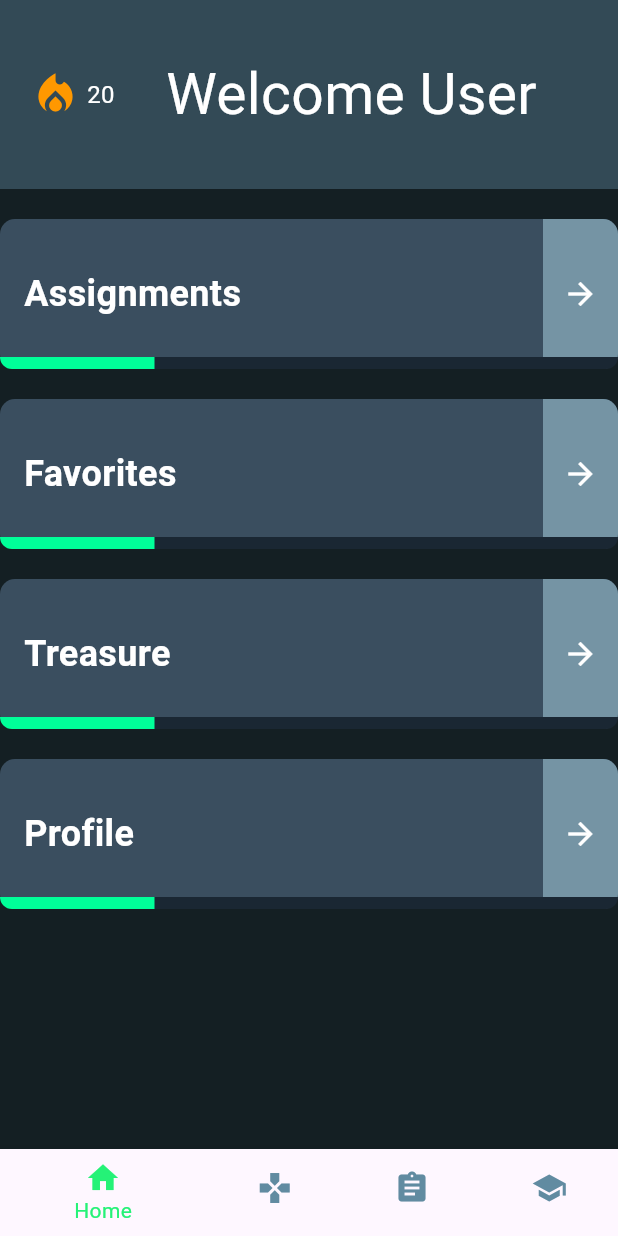
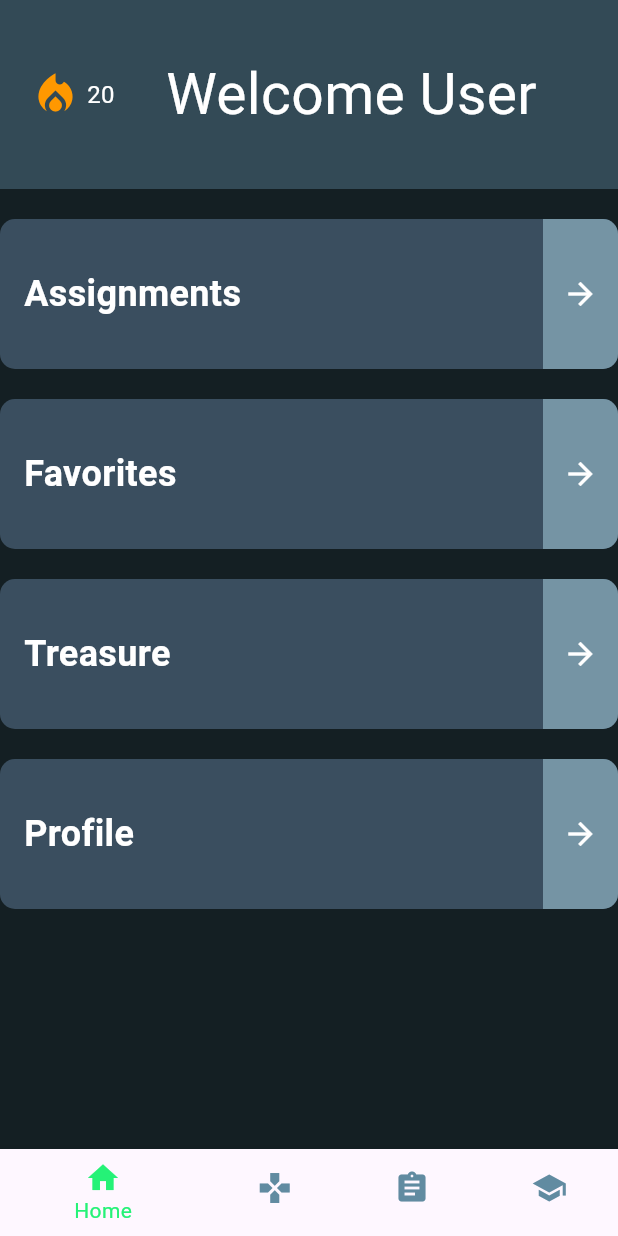
Before and after one commit to SachchitBalamurugan/pandabyteGame, a Flutter app: the screen it shows after launch, on a phone screen of 412 x 824 dp. Run offline on Flutter 3.47's test engine with Material 3 defaults, Android fonts, the phone set to English and light mode, and no system bars; missing offline and left inert: flame, flame_tiled.

Commit message:
first commit

```diff
--- a/lib/main.dart
+++ b/lib/main.dart
@@ -7,7 +7,6 @@ import 'package:game_pandabyte/screens/Course.dart';
 import 'package:game_pandabyte/screens/home_page.dart'; // Import the homepage
 import 'components/player.dart';
 
-// Entry point of the application
 void main() {
   WidgetsFlutterBinding.ensureInitialized();
   Flame.device.fullScreen(); // Set device to full screen
@@ -29,29 +28,34 @@ class MainPage extends StatefulWidget {
 
 class _MainPageState extends State<MainPage> {
   int _selectedIndex = 0; // Selected index for the bottom navigation bar
+  final PageController _pageController = PageController(); // PageController for navigation
 
   final List<Widget> _pages = [
-    HomePage(), // HomePage is shown initially
-    GamePage(), // GamePage is navigated to from the bottom nav
-    TestPage(), // Test Page (for future implementation)
-    CoursePage(), // Courses Page (future navigation)
+    HomePage(), // HomePage
+    GamePage(), // GamePage
+    TestPage(), // TestPage
+    CoursePage(), // CoursePage
   ];
 
-  // Handle navigation tap
+  // Handle bottom navigation tap
   void _onItemTapped(int index) {
-    setState(() {
-      _selectedIndex = index;
-    });
+    _pageController.jumpToPage(index); // Navigate to the selected page
+  }
+
+  @override
+  void dispose() {
+    _pageController.dispose(); // Dispose PageController when no longer needed
+    super.dispose();
   }
 
   @override
   Widget build(BuildContext context) {
     return Scaffold(
       body: PageView(
-        controller: PageController(initialPage: _selectedIndex),
+        controller: _pageController,
         onPageChanged: (index) {
           setState(() {
-            _selectedIndex = index;
+            _selectedIndex = index; // Update selected index
           });
         },
         children: _pages,
@@ -108,8 +112,6 @@ class GamePage extends StatelessWidget {
 class HomePage extends StatelessWidget {
   final Color bgColor = Color(0xFF141F23);
   final Color cardColor = Color(0xFF334A56);
-  final Color progressBarBgColor = Color(0xFF16252D);
-  final Color progressColor = Color(0xFF25F277);
 
   @override
   Widget build(BuildContext context) {
@@ -117,7 +119,6 @@ class HomePage extends StatelessWidget {
       backgroundColor: bgColor,
       body: Column(
         children: [
-          // Top bar with fire icon, welcome text, and progress bar
           Container(
             color: cardColor,
             padding: EdgeInsets.symmetric(vertical: 36, horizontal: 20),
@@ -139,23 +140,18 @@ class HomePage extends StatelessWidget {
             ),
           ),
           SizedBox(height: 20),
-          // Container 1: Navigates to AssignmentPage
           _buildCard(context, "Assignments", Course1()),
           SizedBox(height: 20),
-          // Container 2: Navigates to FavoritePage
           _buildCard(context, "Favorites", FavoritePage()),
           SizedBox(height: 20),
-          // Container 3: Navigates to TreasurePage
           _buildCard(context, "Treasure", TreasurePage()),
           SizedBox(height: 20),
-          // Container 4: Navigates to ProfilePage
           _buildCard(context, "Profile", ProfilePage()),
         ],
       ),
     );
   }
 
-  // Function to build each card with progress bar below
   Widget _buildCard(BuildContext context, String label, Widget page) {
     return GestureDetector(
       onTap: () {
@@ -166,11 +162,10 @@ class HomePage extends StatelessWidget {
       },
       child: Stack(
         children: [
-          // Main card container with rounded corners
           Container(
             height: 100,
             decoration: BoxDecoration(
-              color: Color(0xFF3A4E5F), // Background color similar to the card
+              color: Color(0xFF3A4E5F),
               borderRadius: BorderRadius.circular(10),
             ),
             padding: EdgeInsets.all(16),
@@ -186,8 +181,6 @@ class HomePage extends StatelessWidget {
               ),
             ),
           ),
-
-          // Icon container that appears to "stick out" on the right
           Positioned(
             right: 0,
             top: 0,
@@ -195,7 +188,7 @@ class HomePage extends StatelessWidget {
             child: Container(
               width: 50,
               decoration: BoxDecoration(
-                color: Color(0xFF7594A4), // Color for the icon background
+                color: Color(0xFF7594A4),
                 borderRadius: BorderRadius.only(
                   topRight: Radius.circular(10),
                   bottomRight: Radius.circular(10),
@@ -204,35 +197,6 @@ class HomePage extends StatelessWidget {
               child: Icon(
                 Icons.arrow_forward,
                 color: Colors.white,
-              ),
-            ),
-          ),
-
-          // Progress bar at the bottom of the card
-          Positioned(
-            bottom: 0,
-            left: 0,
-            right: 0,
-            child: Container(
-              height: 8,
-              decoration: BoxDecoration(
-                color: Color(0xFF1A2733), // Background color for the progress bar
-                borderRadius: BorderRadius.only(
-                  bottomLeft: Radius.circular(10),
-                  bottomRight: Radius.circular(10),
-                ),
-              ),
-              child: FractionallySizedBox(
-                widthFactor: 0.25, // Set progress width here (e.g., 25% fill)
-                alignment: Alignment.centerLeft,
-                child: Container(
-                  decoration: BoxDecoration(
-                    color: Color(0xFF00FF99), // Color for the filled part of the progress bar
-                    borderRadius: BorderRadius.only(
-                      bottomLeft: Radius.circular(10),
-                    ),
-                  ),
-                ),
               ),
             ),
           ),
```
Also changed, not shown: 1 other file.
